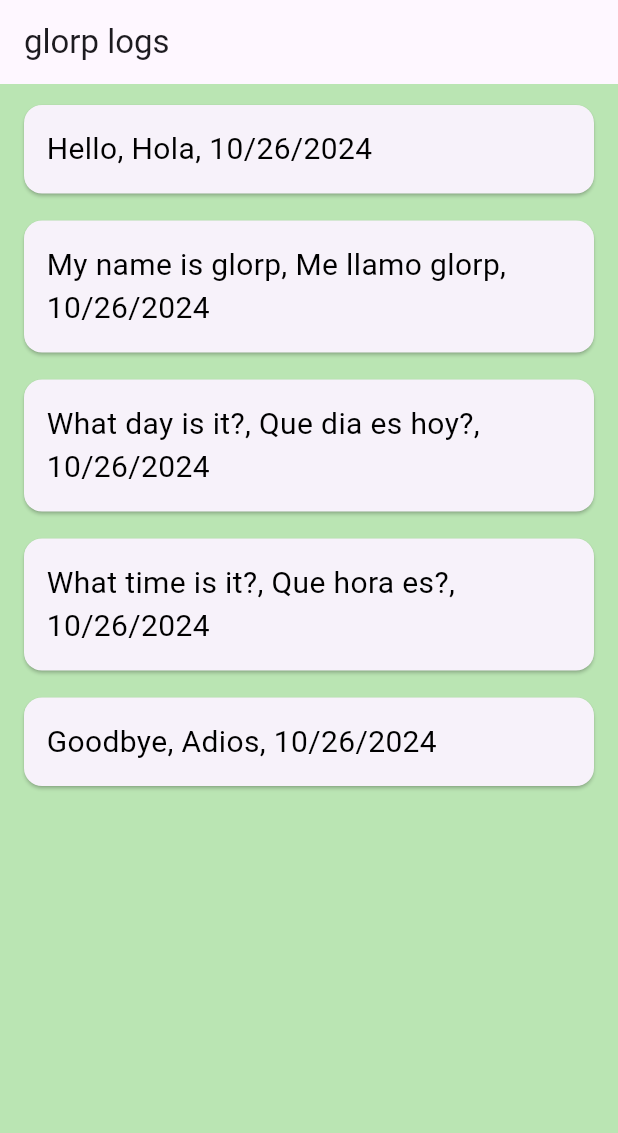
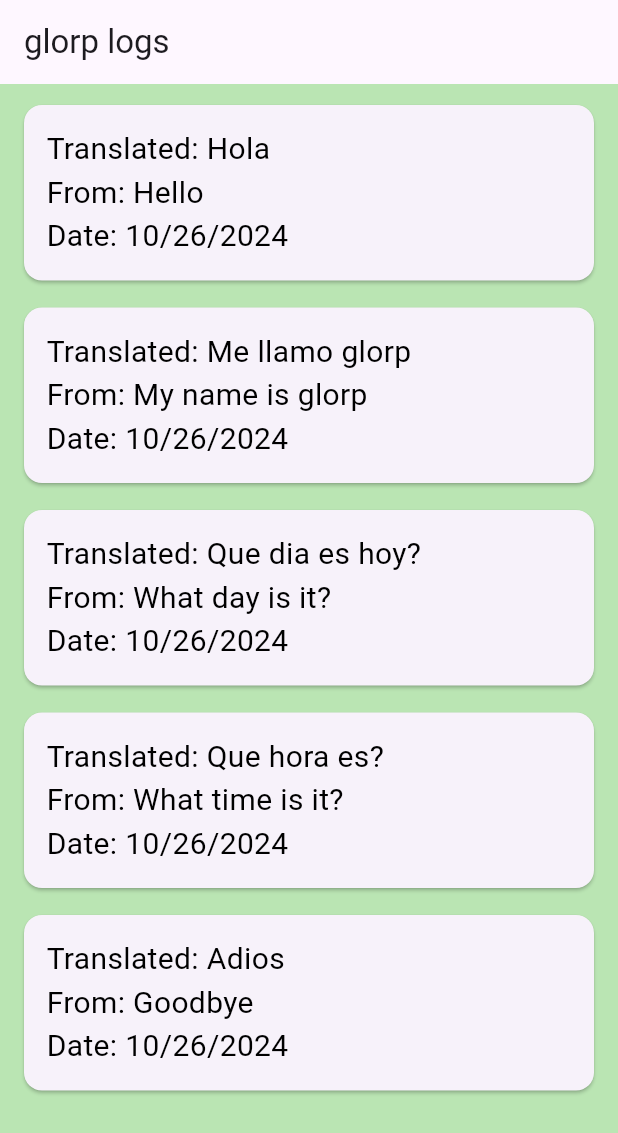
Before and after one commit to rav-nidhi/glorp, a Flutter app: the screen it shows after launch, on a phone screen of 412 x 824 dp. Shown: the top 1133 px of the screen. Run offline on Flutter 3.47's test engine with Material 3 defaults, Android fonts, the phone set to English and light mode, and no system bars.

Commit message:
home page parts

```diff
--- a/lib/main.dart
+++ b/lib/main.dart
@@ -78,10 +78,17 @@
   }
 }
 
-Widget log(BuildContext context, String i) {
-  return Column (
+Widget log(BuildContext context, String translation) {
+  List<String> parts = translation.split(', ');
+  if (parts.length != 3) return Container();
+
+  String transFrom = parts[0].trim();
+  String transTo = parts[1].trim();
+  String date = parts[2].trim();
+
+  return Column(
     children: [
-      const SizedBox(height:10),
+      const SizedBox(height: 10),
       Align(
         alignment: Alignment.center,
         child: Card(
@@ -96,17 +103,37 @@
               padding: const EdgeInsets.all(15),
               child: SizedBox(
                 width: 350,
-                child: Text(
-                  i,
+                child: Column(
+                  crossAxisAlignment: CrossAxisAlignment.start,
+                  children: [
+                    Text(
+                      'Translated: $transTo',
                       style: const TextStyle(
                         color: Color.fromARGB(255, 0, 0, 0),
                         fontSize: 20,
                       ),
                     ),
-              )
-            )
-          )
-        ))
-    ]
+                    Text(
+                      'From: $transFrom',
+                      style: const TextStyle(
+                        color: Color.fromARGB(255, 0, 0, 0),
+                        fontSize: 20,
+                      ),
+                    ),
+                    Text(
+                      'Date: $date',
+                      style: const TextStyle(
+                        color: Color.fromARGB(255, 0, 0, 0),
+                        fontSize: 20,
+                      ),
+                    ),
+                  ],
+                ),
+              ),
+            ),
+          ),
+        ),
+      ),
+    ],
   );
 }
```
Lines whose indentation alone changed are shown as unchanged.
